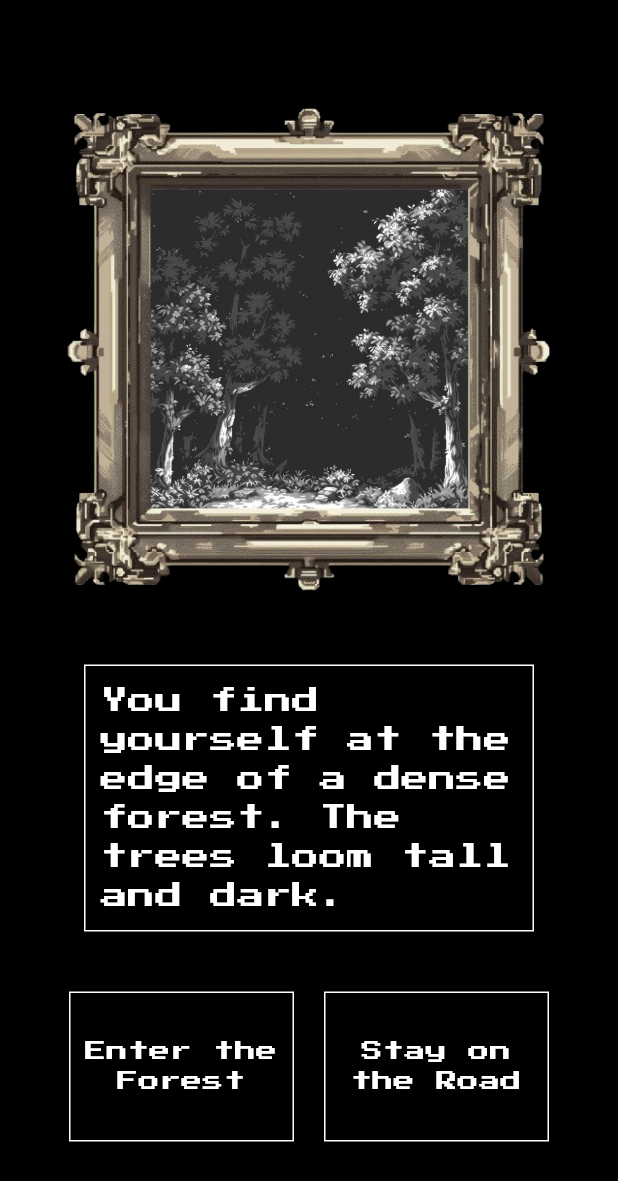
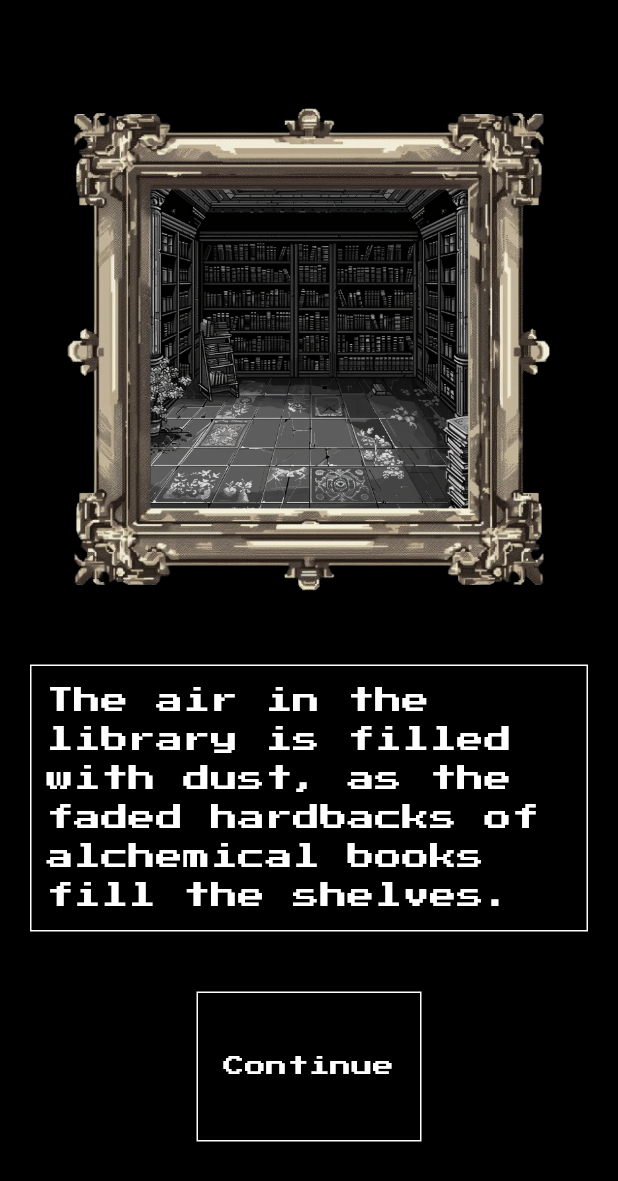
Before and after one commit to seanellul/binaries, a Flutter app: the screen it shows after launch, on a phone screen of 412 x 824 dp. Shown: the top 1181 px of the screen. Run offline on Flutter 3.47's test engine with Material 3 defaults, Android fonts, the light colour scheme and no system bars; our stand-ins replace google_fonts.

Commit message:
more_features

```diff
--- a/lib/game_screen.dart
+++ b/lib/game_screen.dart
@@ -6,11 +6,15 @@ import 'modules/functions.dart';
 import 'modules/choice_buttons.dart';
 
 class MyGameScreen extends StatefulWidget {
+  const MyGameScreen({super.key});
+
   @override
+  // ignore: library_private_types_in_public_api
   _MyGameScreenState createState() => _MyGameScreenState();
 }
 
-class _MyGameScreenState extends State<MyGameScreen> with SingleTickerProviderStateMixin {
+class _MyGameScreenState extends State<MyGameScreen>
+    with SingleTickerProviderStateMixin {
   late AnimationController _controller;
   late Animation<double> _animation;
   String currentScene = 'start';
@@ -20,17 +24,18 @@ class _MyGameScreenState extends State<MyGameScreen> with SingleTickerProviderSt
   String displayedText = '';
   String fullText = '';
   String selectedOption = '';
+  String imagePath = currentAct['start']['imagePath'];
 
   @override
   void initState() {
     super.initState();
     _controller = AnimationController(
-      duration: const Duration(seconds: 3), // Slow animation
+      duration: const Duration(milliseconds: 3000), // Slow animation
       vsync: this,
     )..repeat(reverse: true);
     _animation = Tween<double>(begin: 0.0, end: 10.0).animate(_controller);
     _triggerOpeningFunction(currentScene);
-    fullText = storyline[currentScene]['description'];
+    fullText = currentAct[currentScene]['description'];
     _revealText();
   }
 
@@ -44,26 +49,38 @@ class _MyGameScreenState extends State<MyGameScreen> with SingleTickerProviderSt
     setState(() {
       selectedOption = option;
       displayedText = option;
-      opacityLevel = 0.0;
+      opacityLevel = 0.05;
     });
 
-    await Future.delayed(Duration(milliseconds: 500));
+    await Future.delayed(const Duration(milliseconds: 5000));
 
     setState(() {
+      //Adds the description, and chosen option, to the storylineLog to save the user's history.
       storylineLog.add({
-        'description': storyline[currentScene]['description'],
+        'description': currentAct[currentScene]['description'],
         'option': option,
       });
 
+      // ignore: avoid_print
+      print(storylineLog);
+
+      //Triggers functions at the closing of the last scene.
       _triggerClosingFunctions(currentScene, option);
 
-      currentScene = storyline[currentScene]['options'][option]['nextScene'];
-      fullText = storyline[currentScene]['description'];
+      //Changes currentScene to the descriptor found in the options 'nextScene'. Stories move with these tags.
+      currentScene = currentAct[currentScene]['options'][option]['nextScene'];
+      fullText = currentAct[currentScene]['description'];
+
+      if (currentAct[currentScene]['imagePath'] != null) {
+        imagePath = currentAct[currentScene]['imagePath'];
+      } else {
+        imagePath = 'assets/sprites/rendering_issue.png';
+      }
 
       _triggerOpeningFunction(currentScene);
     });
 
-    await Future.delayed(Duration(milliseconds: 500));
+    await Future.delayed(const Duration(milliseconds: 500));
 
     setState(() {
       displayedText = '';
@@ -79,27 +96,31 @@ class _MyGameScreenState extends State<MyGameScreen> with SingleTickerProviderSt
       currentScene = 'start';
       storylineLog.clear();
       _triggerOpeningFunction(currentScene);
-      fullText = storyline[currentScene]['description'];
+      fullText = currentAct[currentScene]['description'];
       displayedText = '';
       _revealText();
     });
   }
 
   void _triggerOpeningFunction(String scene) {
-    if (storyline[scene].containsKey('openingFunction')) {
-      for (int i = 0; i < storyline[scene]['openingFunction'].length; i++) {
-        String functionName = storyline[scene]['openingFunction'][i];
-        dynamic parameter = storyline[scene]['parameters'][i];
+    if (currentAct[scene].containsKey('openingFunction')) {
+      for (int i = 0; i < currentAct[scene]['openingFunction'].length; i++) {
+        String functionName = currentAct[scene]['openingFunction'][i];
+        dynamic parameter = currentAct[scene]['parameters'][i];
         triggerFunction(functionName, parameter: parameter);
       }
     }
   }
 
   void _triggerClosingFunctions(String scene, String option) {
-    if (storyline[scene]['options'][option].containsKey('closingFunctions')) {
-      for (int i = 0; i < storyline[scene]['options'][option]['closingFunctions'].length; i++) {
-        String functionName = storyline[scene]['options'][option]['closingFunctions'][i];
-        dynamic parameter = storyline[scene]['options'][option]['parameters'][i];
+    if (currentAct[scene]['options'][option].containsKey('closingFunctions')) {
+      for (int i = 0;
+          i < currentAct[scene]['options'][option]['closingFunctions'].length;
+          i++) {
+        String functionName =
+            currentAct[scene]['options'][option]['closingFunctions'][i];
+        dynamic parameter =
+            currentAct[scene]['options'][option]['parameters'][i];
         triggerFunction(functionName, parameter: parameter);
       }
     }
@@ -107,9 +128,16 @@ class _MyGameScreenState extends State<MyGameScreen> with SingleTickerProviderSt
 
   void _revealText() async {
     for (int i = 0; i <= fullText.length; i++) {
-      await Future.delayed(Duration(milliseconds: 15));
+      await Future.delayed(const Duration(milliseconds: 20));
       setState(() {
-        displayedText = fullText.substring(0, i);
+        // Add a conditional check to ensure 'i' is within bounds
+        if (i >= 0 && i <= fullText.length) {
+          displayedText = fullText.substring(0, i);
+        } else {
+          // Handle the case where 'i' is out of bounds (shouldn't happen in this loop)
+          // ignore: avoid_print
+          print("Index out of bounds: $i");
+        }
       });
     }
   }
@@ -117,13 +145,13 @@ class _MyGameScreenState extends State<MyGameScreen> with SingleTickerProviderSt
   @override
   Widget build(BuildContext context) {
     var storyLine = [
-      AnimatedScene(animation: _animation),
+      AnimatedScene(animation: _animation, imagePath: imagePath),
       const SizedBox(height: 40),
       AnimatedOpacity(
         opacity: opacityLevel,
         duration: const Duration(seconds: 1),
         child: Container(
-          width: 300,
+          width: 400,
           padding: const EdgeInsets.all(10.0),
           decoration: BoxDecoration(
             color: Colors.black,
@@ -140,25 +168,24 @@ class _MyGameScreenState extends State<MyGameScreen> with SingleTickerProviderSt
       const SizedBox(height: 40),
       AnimatedOpacity(
         opacity: opacityLevel,
-        duration: Duration(seconds: 1),
-        child: storyline[currentScene]['options'].isEmpty
+        duration: const Duration(seconds: 1),
+        child: currentAct[currentScene]['options'].isEmpty
             ? ElevatedButton(
                 onPressed: _restartGame,
+                style: ElevatedButton.styleFrom(
+                  backgroundColor: Colors.black,
+                  side: const BorderSide(color: Colors.white),
+                ),
                 child: Text(
                   'Restart',
                   style: GoogleFonts.pressStart2p(
                     textStyle: const TextStyle(color: Colors.white),
                   ),
                 ),
-                style: ElevatedButton.styleFrom(
-                  backgroundColor: Colors.black,
-                  side: BorderSide(color: Colors.white),
-                ),
               )
             : ChoiceButtons(
-                options: storyline[currentScene]['options'].keys.toList(),
-                onOptionSelected: _onOptionSelected
-              ),
+                options: currentAct[currentScene]['options'].keys.toList(),
+                onOptionSelected: _onOptionSelected),
       ),
     ];
 
--- a/lib/modules/animations.dart
+++ b/lib/modules/animations.dart
@@ -4,8 +4,9 @@ import 'package:flutter/material.dart';
 
 class AnimatedScene extends StatelessWidget {
   final Animation<double> animation;
+  final String imagePath;
 
-  AnimatedScene({required this.animation});
+  AnimatedScene({required this.animation, required this.imagePath});
 
   @override
   Widget build(BuildContext context) {
@@ -23,7 +24,7 @@ class AnimatedScene extends StatelessWidget {
                     width: 220 + animation.value, // Slightly smaller than the frame
                     height: 220 + animation.value,
                     child: Image.asset(
-                      'assets/sprites/forest.png',
+                     imagePath,
                       fit: BoxFit.cover,
                     ),
                   ),
--- a/lib/storylines/storyline.dart
+++ b/lib/storylines/storyline.dart
@@ -1,47 +1,57 @@
-final Map<String, dynamic> storyline = {
+final Map<String, dynamic> currentAct = {
   'start': {
-    'description': 'You find yourself at the edge of a dense forest. The trees loom tall and dark.',
-    'options': {
-      'Enter the Forest': {
-        'nextScene': 'forest_path',
-        'closingFunctions': [],
-        'parameters': []
-      },
-      'Stay on the Road': {
-        'nextScene': 'roadside_inn',
-        'closingFunctions': [],
-        'parameters': []
-      },
-    },
-    'openingFunction': [],
-    'parameters': []
-  },
-  'forest_path': {
-    'description': 'You step into the forest. The canopy above blocks most of the sunlight.',
-    'options': {
-      'Follow the Path': {
-        'nextScene': 'forest_clearing',
-        'closingFunctions': [],
-        'parameters': []
-      },
-      'Venture Off the Path': {
-        'nextScene': 'dense_forest',
-        'closingFunctions': [],
-        'parameters': []
-      },
-    },
-    'openingFunction': [],
-    'parameters': []
-  },
-  'roadside_inn': {
-    'description': 'You decide to stay at the roadside inn. It is warm and welcoming inside.',
-    'options': {
-      'Talk to the Innkeeper': {
+    'type':'',
+    'imagePath': 'assets/sprites/library.png',
+    'description': 'The air in the library is filled with dust, as the faded hardbacks of alchemical books fill the shelves.',
+    'options': {
+      'Continue': {
+        'nextScene': 'begin',
+        'closingFunctions': [],
+        'parameters': []
+      },
+    },
+    'openingFunction': [],
+    'parameters': [],
+  },
+    'begin': {
+          'imagePath': 'assets/sprites/forest.png',
+    'description': 'A voice, seemingly reverberating in your head, bouncing across the sinews of your psyche begins to speak...',
+    'options': {
+      'Clear Your Mind to Listen to the Voice': {
+        'nextScene': 'listen',
+        'closingFunctions': [],
+        'parameters': []
+      },
+      'Close Your Mind to the Voice': {
+        'nextScene': 'fight',
+        'closingFunctions': [],
+        'parameters': []
+      },
+    },
+    'openingFunction': [],
+    'parameters': []
+  },
+  'listen': {
+    'description': 'This library is yours to use as you please. Just remember, curioisity has a price.',
+    'options': {
+      'The voice fades away.': {
+        'nextScene': 'start',
+        'closingFunctions': [],
+        'parameters': []
+      },
+    },
+    'openingFunction': [],
+    'parameters': []
+  },
+  'fight': {
+    'description': 'You, try, with all your might, to fight the voice back. What do you think of?',
+    'options': {
+      'Family': {
         'nextScene': 'innkeeper_story',
         'closingFunctions': [],
         'parameters': []
       },
-      'Sit by the Fire': {
+      'Vengeance': {
         'nextScene': 'fireplace_story',
         'closingFunctions': [],
         'parameters': []
@@ -54,7 +64,7 @@ final Map<String, dynamic> storyline = {
     'description': 'The innkeeper tells you a story about a hidden treasure in the forest.',
     'options': {
       'Ask for Directions': {
-        'nextScene': 'forest_path',
+        'nextScene': 'begin',
         'closingFunctions': [],
         'parameters': []
       },
@@ -88,7 +98,7 @@ final Map<String, dynamic> storyline = {
     'description': 'You decide to stay at the inn for the night. It is a restful sleep.',
     'options': {
       'Start Fresh in the Morning': {
-        'nextScene': 'forest_path',
+        'nextScene': 'start',
         'closingFunctions': [],
         'parameters': []
       },
@@ -105,7 +115,7 @@ final Map<String, dynamic> storyline = {
     'description': 'You stay another day at the inn, gathering more information about the forest.',
     'options': {
       'Venture into the Forest': {
-        'nextScene': 'forest_path',
+        'nextScene': 'start',
         'closingFunctions': [],
         'parameters': []
       },
@@ -139,7 +149,7 @@ final Map<String, dynamic> storyline = {
     'description': 'The village market is bustling with activity. You see many interesting items for sale.',
     'options': {
       'Buy Provisions': {
-        'nextScene': 'forest_path',
+        'nextScene': 'start',
         'closingFunctions': [],
         'parameters': []
       },
@@ -156,7 +166,7 @@ final Map<String, dynamic> storyline = {
     'description': 'The locals tell you stories about the dangers and wonders of the forest.',
     'options': {
       'Head to the Forest': {
-        'nextScene': 'forest_path',
+        'nextScene': 'start',
         'closingFunctions': [],
         'parameters': []
       },
@@ -178,7 +188,7 @@ final Map<String, dynamic> storyline = {
         'parameters': []
       },
       'Leave for the Forest': {
-        'nextScene': 'forest_path',
+        'nextScene': 'start',
         'closingFunctions': [],
         'parameters': []
       },
@@ -212,7 +222,7 @@ final Map<String, dynamic> storyline = {
         'parameters': []
       },
       'Return to the Path': {
-        'nextScene': 'forest_path',
+        'nextScene': 'start',
         'closingFunctions': [],
         'parameters': []
       },
@@ -246,7 +256,7 @@ final Map<String, dynamic> storyline = {
         'parameters': []
       },
       'Return to the Path': {
-        'nextScene': 'forest_path',
+        'nextScene': 'start',
         'closingFunctions': [],
         'parameters': []
       },
@@ -915,7 +925,7 @@ final Map<String, dynamic> storyline = {
         'parameters': []
       },
       'Proceed Cautiously': {
-        'nextScene': 'forest_path',
+        'nextScene': 'start',
         'closingFunctions': [],
         'parameters': []
       },
@@ -949,7 +959,7 @@ final Map<String, dynamic> storyline = {
         'parameters': []
       },
       'Return to Path': {
-        'nextScene': 'forest_path',
+        'nextScene': 'start',
         'closingFunctions': [],
         'parameters': []
       },
@@ -1879,7 +1889,7 @@ final Map<String, dynamic> storyline = {
     'description': 'You find another entrance to the forest. The trees loom tall and dark.',
     'options': {
       'Enter the Forest': {
-        'nextScene': 'forest_path_2',
+        'nextScene': 'start_2',
         'closingFunctions': [],
         'parameters': []
       },
@@ -1892,7 +1902,7 @@ final Map<String, dynamic> storyline = {
     'openingFunction': [],
     'parameters': []
   },
-  'forest_path_2': {
+  'start_2': {
     'description': 'You step into the forest. The canopy above blocks most of the sunlight.',
     'options': {
       'Follow the Path': {
@@ -1918,7 +1928,7 @@ final Map<String, dynamic> storyline = {
         'parameters': []
       },
       'Return to the Path': {
-        'nextScene': 'forest_path_2',
+        'nextScene': 'start_2',
         'closingFunctions': [],
         'parameters': []
       },
@@ -2672,7 +2682,7 @@ final Map<String, dynamic> storyline = {
         'parameters': []
       },
       'Proceed Cautiously': {
-        'nextScene': 'forest_path_3',
+        'nextScene': 'start_3',
         'closingFunctions': [],
         'parameters': []
       },
@@ -2706,7 +2716,7 @@ final Map<String, dynamic> storyline = {
         'parameters': []
       },
       'Return to Path': {
-        'nextScene': 'forest_path_3',
+        'nextScene': 'start_3',
         'closingFunctions': [],
         'parameters': []
       },
--- a/pubspec.yaml
+++ b/pubspec.yaml
@@ -63,6 +63,7 @@ flutter:
   assets:
     - assets/sprites/forest.png
     - assets/sprites/frame.png
+    - assets/sprites/
 
   #   - images/a_dot_burr.jpeg
   #   - images/a_dot_ham.jpeg
```
Also changed, not shown: assets/sprites/ideas.png (added), assets/sprites/library.png (added), assets/sprites/rendering_issue.png (added).
